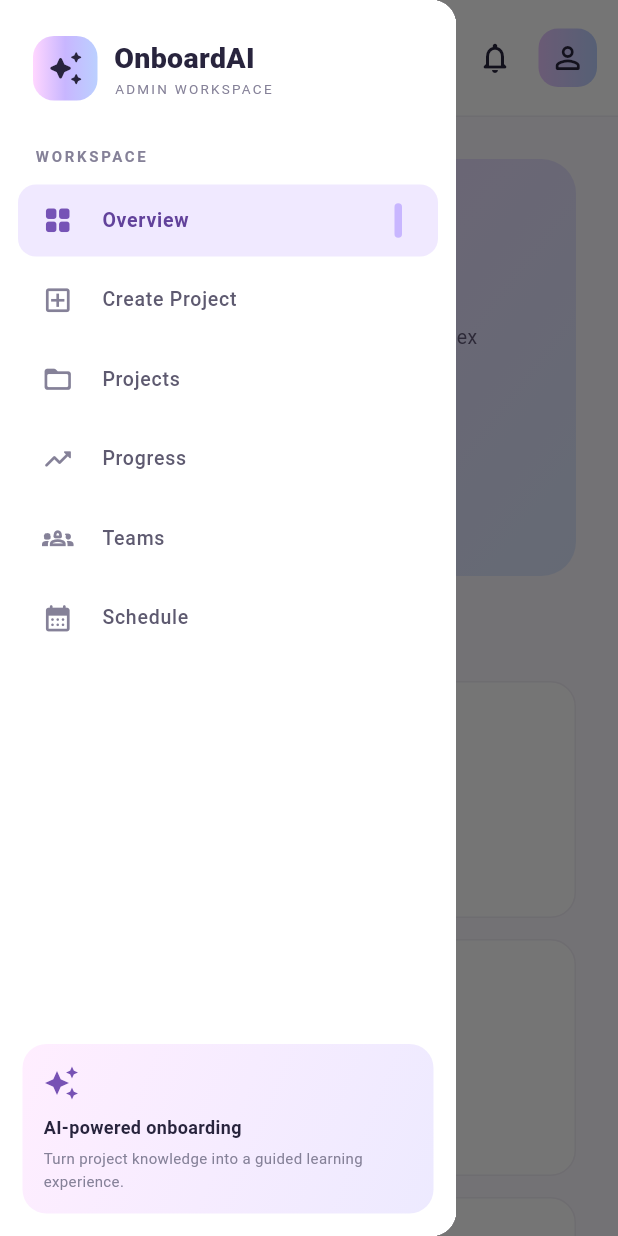
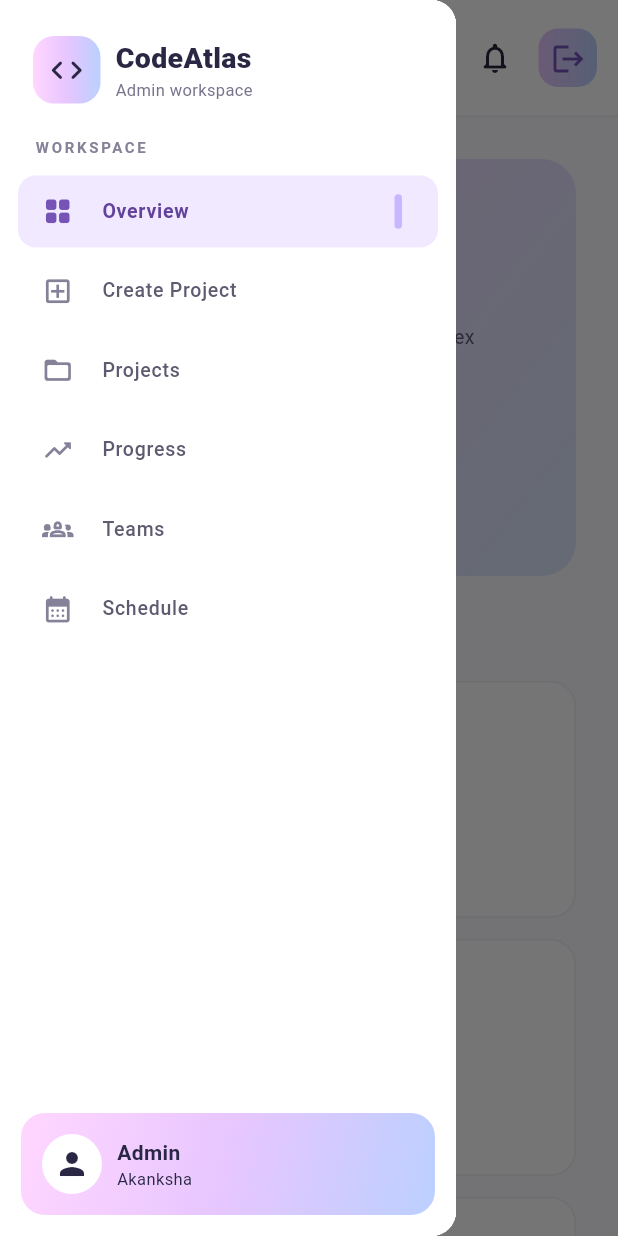
Before and after one commit to pranjali-raut/codeatlas, a Flutter app: the AdminDashboard screen opened directly, with the side drawer open, on a phone screen of 412 x 824 dp. Run offline on Flutter 3.47's test engine with Material 3 defaults, Android fonts, the light colour scheme and no system bars; our stand-ins replace cloud_firestore, file_picker, firebase_auth, firebase_core; accounts and stored records are empty; statements that could not run were skipped.

Commit message:
dashboard signout function

```diff
--- a/lib/admin_dashboard.dart
+++ b/lib/admin_dashboard.dart
@@ -1,6 +1,8 @@
 
 import 'package:flutter/material.dart';
 import 'package:file_picker/file_picker.dart';
+import 'developer_theme.dart';
+import 'package:firebase_auth/firebase_auth.dart';
 
 const Color lavender = Color(0xFFC8B6FF);
 const Color palePink = Color(0xFFFFD6FF);
@@ -56,6 +58,11 @@ class _AdminDashboardState extends State<AdminDashboard> {
     setState(() => selectedPage = index);
   }
 
+  Future <void> logout() async{
+      await FirebaseAuth.instance.signOut();
+  }
+
+
   @override
   Widget build(BuildContext context) {
     return Scaffold(
@@ -97,45 +104,45 @@ class _AdminDashboardState extends State<AdminDashboard> {
           crossAxisAlignment: CrossAxisAlignment.start,
           children: [
             Padding(
-              padding: const EdgeInsets.fromLTRB(22, 24, 16, 30),
+                    padding: const EdgeInsets.fromLTRB(22, 24, 16, 22),
                     child: Row(
                       children: [
                         Container(
-                    width: 43,
-                    height: 43,
+                          padding: const EdgeInsets.all(10),
                           decoration: BoxDecoration(
                             gradient: const LinearGradient(
-                        colors: [palePink, lavender, lightBlue],
+                              colors: [devPink, devLilac, devBlue],
                             ),
                             borderRadius: BorderRadius.circular(14),
                           ),
                           child: const Icon(
-                      Icons.auto_awesome_rounded,
-                      color: ink,
+                            Icons.code_rounded,
+                            color: devText,
                             size: 25,
                           ),
                         ),
-                  const SizedBox(width: 11),
-                  const Column(
+                        const SizedBox(width: 10),
+                        const Expanded(
+                          child: Column(
                             crossAxisAlignment: CrossAxisAlignment.start,
                             children: [
                               Text(
-                        'OnboardAI',
+                                'CodeAtlas',
                                 style: TextStyle(
                                   fontSize: 19,
                                   fontWeight: FontWeight.w800,
-                          color: ink,
+                                  color: devText,
                                 ),
                               ),
                               Text(
-                        'ADMIN WORKSPACE',
+                                'Admin workspace',
                                 style: TextStyle(
-                          fontSize: 9,
-                          letterSpacing: 1.5,
-                          color: muted,
+                                  fontSize: 11,
+                                  color: devMuted,
                                 ),
                               ),
                             ],
+                          ),
                         ),
                       ],
                     ),
@@ -209,36 +216,42 @@ class _AdminDashboardState extends State<AdminDashboard> {
               ),
             ),
            Container(
-              margin: const EdgeInsets.all(15),
+                    margin: const EdgeInsets.all(14),
                     padding: const EdgeInsets.all(14),
                     decoration: BoxDecoration(
                       gradient: const LinearGradient(
-                  colors: [Color(0xFFFFEEFF), Color(0xFFEDEAFF)],
+                        colors: [devPink, devLilac, devBlue],
                         begin: Alignment.topLeft,
                         end: Alignment.bottomRight,
                       ),
                       borderRadius: BorderRadius.circular(16),
                     ),
-              child: const Column(
+                    child: const Row(
+                      children: [
+                        CircleAvatar(
+                          backgroundColor: Colors.white,
+                          child: Icon(Icons.person, color: devText),
+                        ),
+                        SizedBox(width: 10),
+                        Expanded(
+                          child: Column(
                             crossAxisAlignment: CrossAxisAlignment.start,
                             children: [
-                  Icon(Icons.auto_awesome, color: Color(0xFF7752B4)),
-                  SizedBox(height: 9),
                               Text(
-                    'AI-powered onboarding',
+                                'Admin',
                                 style: TextStyle(
-                      color: ink,
                                   fontWeight: FontWeight.w700,
-                      fontSize: 12,
+                                  color: devText,
                                 ),
                               ),
-                  SizedBox(height: 5),
                               Text(
-                    'Turn project knowledge into a guided learning experience.',
+                                'Akanksha',
                                 style: TextStyle(
-                      color: muted,
-                      fontSize: 10,
-                      height: 1.5,
+                                  fontSize: 11,
+                                  color: devText,
+                                ),
+                              ),
+                            ],
                           ),
                         ),
                       ],
@@ -320,11 +333,16 @@ class _AdminDashboardState extends State<AdminDashboard> {
             height: 39,
             decoration: BoxDecoration(
               gradient: const LinearGradient(
-                colors: [lightPurple, lightBlue],
+                colors: [Color.fromRGBO(231, 198, 255, 1), Color.fromRGBO(187, 208, 255, 1)],
               ),
               borderRadius: BorderRadius.circular(13),
             ),
-            child: const Icon(Icons.person_outline_rounded, color: ink),
+            child: IconButton(
+                   icon: const Icon(Icons.logout),
+                   color: const Color(0xFF7653B6),
+                   tooltip: 'Sign Out',
+                   onPressed: logout
+              )
           ),
         ],
       ),
@@ -376,7 +394,7 @@ class _AdminDashboardState extends State<AdminDashboard> {
                     crossAxisAlignment: CrossAxisAlignment.start,
                     children: [
                       Text(
-                        'YOUR PROJECTS,\\nUNDERSTOOD.',
+                        'YOUR PROJECTS,\n UNDERSTOOD.',
                         style: TextStyle(
                           color: ink,
                           fontSize: 28,
@@ -386,7 +404,7 @@ class _AdminDashboardState extends State<AdminDashboard> {
                       ),
                       SizedBox(height: 12),
                       Text(
-                        'Welcome to OnboardAI. Transform complex codebases '
+                        'Welcome to CodeAtlas. Transform complex codebases '
                         'into clear, guided onboarding experiences.',
                         style: TextStyle(
                           color: Color(0xFF625A79),
```
Also changed, not shown: lib/developer_dashboard.dart (+28 -14 lines), lib/team_leader_dashboard.dart (+25 -8 lines). Lines whose indentation alone changed are shown as unchanged.
